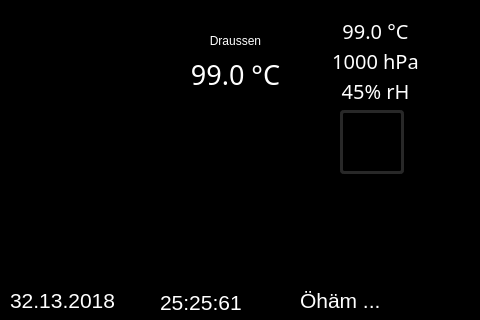
This is gui/mainwindow.ui in christof1977/flurzentrale as Qt 5 draws it before an edit. The edited form follows.
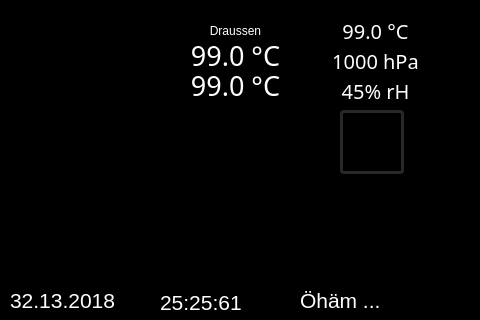
This is the edited form. Icons and pictures are not drawn.

What changed in the file:
```diff
--- a/gui/mainwindow.ui
+++ b/gui/mainwindow.ui
@@ -1803,7 +1803,7 @@
     <property name="geometry">
      <rect>
       <x>160</x>
-      <y>30</y>
+      <y>20</y>
       <width>151</width>
       <height>21</height>
      </rect>
@@ -1822,9 +1822,9 @@
     <property name="geometry">
      <rect>
       <x>170</x>
-      <y>49</y>
+      <y>40</y>
       <width>131</width>
-      <height>51</height>
+      <height>31</height>
      </rect>
     </property>
     <property name="font">
@@ -1949,6 +1949,34 @@
      <set>Qt::AlignCenter</set>
     </property>
    </widget>
+   <widget class="QLabel" name="labelTempDraussen2">
+    <property name="geometry">
+     <rect>
+      <x>170</x>
+      <y>70</y>
+      <width>131</width>
+      <height>31</height>
+     </rect>
+    </property>
+    <property name="font">
+     <font>
+      <family>.SF NS Text</family>
+      <pointsize>20</pointsize>
+      <weight>50</weight>
+      <italic>false</italic>
+      <bold>false</bold>
+     </font>
+    </property>
+    <property name="styleSheet">
+     <string notr="true">color: rgb(255, 255, 255);</string>
+    </property>
+    <property name="text">
+     <string>99.0 °C</string>
+    </property>
+    <property name="alignment">
+     <set>Qt::AlignCenter</set>
+    </property>
+   </widget>
   </widget>
  </widget>
  <layoutdefault spacing="6" margin="11"/>
```
Left out of the diff: 2 changed lines with no effect on the pictures.
